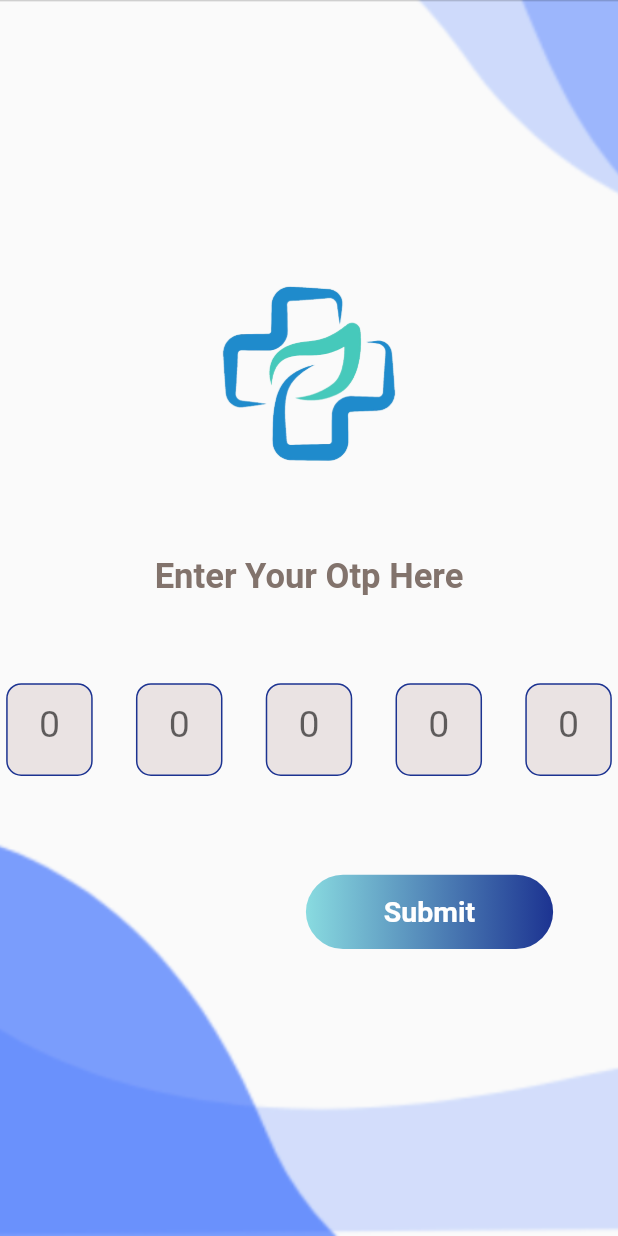
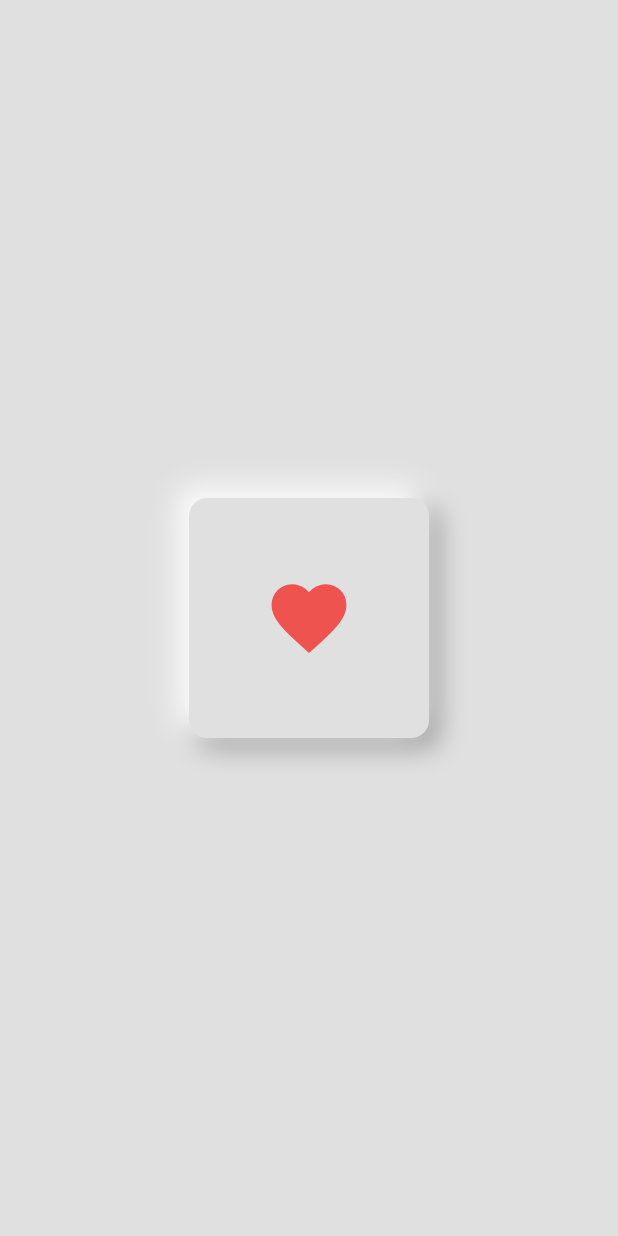
Before and after one commit to bhargav-dobariya/Flutter-Training2, a Flutter app: the screen it shows after launch, on a phone screen of 412 x 824 dp. Run offline on Flutter 3.47's test engine with Material 2 defaults, Android fonts, the phone set to English and light mode, and no system bars.

Commit message:
created Neo_Button

```diff
--- a/lib/Screens/home_screen.dart
+++ /dev/null
@@ -1,265 +0,0 @@
-import 'package:flutter/material.dart';
-import 'package:flutter/services.dart';
-import 'package:google_login_app/Resources/app_asset.dart';
-import 'package:google_login_app/Resources/string_asset.dart';
-
-class OtpVerificationScreen extends StatefulWidget {
-  const OtpVerificationScreen({Key? key}) : super(key: key);
-
-  @override
-  State<OtpVerificationScreen> createState() => _OtpVerificationScreenState();
-}
-
-class _OtpVerificationScreenState extends State<OtpVerificationScreen> {
-  final TextEditingController _pin1 = TextEditingController();
-  final TextEditingController _pin2 = TextEditingController();
-  final TextEditingController _pin3 = TextEditingController();
-  final TextEditingController _pin4 = TextEditingController();
-
-  late double _deviceHeight;
-  late double _deviceWidth;
-  late String token;
-
-  @override
-  void initState() {
-    // TODO: implement initState
-    super.initState();
-  }
-
-  @override
-  Widget build(BuildContext context) {
-    _deviceHeight = MediaQuery.of(context).size.height;
-
-    _deviceWidth = MediaQuery.of(context).size.width;
-    return Scaffold(
-      body: SingleChildScrollView(
-        child: Stack(
-          children: [
-            _bgUi(),
-            Column(
-              mainAxisAlignment: MainAxisAlignment.start,
-              children: [
-                _logoUi(),
-                _textHeading(),
-                _otpField(),
-
-                //resend OTP butoon
-                InkWell(
-                  hoverColor: AppColor.drawerColor,
-                  child: Container(
-                    margin: EdgeInsets.only(
-                        left: _deviceWidth * 0.39, top: _deviceHeight * 0.08),
-                    width: _deviceWidth * 0.4,
-                    height: _deviceHeight * 0.06,
-                    decoration: BoxDecoration(
-                        gradient: LinearGradient(
-                          colors: [
-                            AppColor.cyanColor,
-                            AppColor.blueColor,
-                          ],
-                        ),
-                        borderRadius:
-                            const BorderRadius.all(Radius.circular(50))),
-                    alignment: Alignment.center,
-                    child: Text(
-                      AppString.txtSubmit,
-                      style: TextStyle(
-                        fontSize: 19,
-                        color: AppColor.whitecolor,
-                        fontWeight: FontWeight.w700,
-                      ),
-                    ),
-                  ),
-                )
-              ],
-            ),
-          ],
-        ),
-      ),
-    );
-  }
-
-  Container _textHeading() {
-    return Container(
-        margin: EdgeInsets.only(
-            top: _deviceHeight * 0.05, bottom: _deviceHeight * 0.07),
-        child: Text(
-          AppString.txtEnterYourOtpHere,
-          style: TextStyle(
-              color: AppColor.drawerColor,
-              fontSize: _deviceHeight * 0.028,
-              fontWeight: FontWeight.w600),
-        ));
-  }
-
-  Widget _logoUi() {
-    return Container(
-      margin: EdgeInsets.only(top: _deviceHeight * 0.2),
-      child: Image.asset(
-        "assets/Logo3.png",
-        height: _deviceHeight * 0.2,
-      ),
-    );
-  }
-
-  Widget _bgUi() {
-    return SizedBox(
-      height: _deviceHeight,
-      width: _deviceWidth,
-      child: Image.asset(
-        "assets/bg_image.png",
-        fit: BoxFit.fitHeight,
-      ),
-    );
-  }
-
-  Widget _otpField() {
-    return Form(
-      child: Container(
-        margin: EdgeInsets.symmetric(horizontal: _deviceWidth * 0.01),
-        child: Row(
-          mainAxisAlignment: MainAxisAlignment.spaceBetween,
-          children: [
-            Container(
-              decoration: BoxDecoration(
-                  color: AppColor.lightgreycolor2,
-                  border: Border.all(
-                    color: AppColor.blueColor,
-                  ),
-                  borderRadius: const BorderRadius.all(Radius.circular(10))),
-              height: _deviceHeight * 0.075,
-              width: _deviceWidth * 0.14,
-              child: TextFormField(
-                controller: _pin1,
-                onChanged: (value) {
-                  if (value.length == 1) {
-                    FocusScope.of(context).nextFocus();
-                  }
-                },
-                style: const TextStyle(fontSize: 25),
-                decoration: const InputDecoration(
-                  border: InputBorder.none,
-                  hintText: "0",
-                ),
-                keyboardType: TextInputType.number,
-                textAlign: TextAlign.center,
-                inputFormatters: [
-                  LengthLimitingTextInputFormatter(1),
-                  FilteringTextInputFormatter.digitsOnly
-                ],
-              ),
-            ),
-            Container(
-              decoration: BoxDecoration(
-                  color: AppColor.lightgreycolor2,
-                  border: Border.all(
-                    color: AppColor.blueColor,
-                  ),
-                  borderRadius: const BorderRadius.all(Radius.circular(10))),
-              height: _deviceHeight * 0.075,
-              width: _deviceWidth * 0.14,
-              child: TextFormField(
-                controller: _pin1,
-                onChanged: (value) {
-                  if (value.length == 1) {
-                    FocusScope.of(context).nextFocus();
-                  }
-                },
-                style: const TextStyle(fontSize: 25),
-                decoration: const InputDecoration(
-                    border: InputBorder.none, hintText: "0"),
-                keyboardType: TextInputType.number,
-                textAlign: TextAlign.center,
-                inputFormatters: [
-                  LengthLimitingTextInputFormatter(1),
-                  FilteringTextInputFormatter.digitsOnly
-                ],
-              ),
-            ),
-            Container(
-              decoration: BoxDecoration(
-                  color: AppColor.lightgreycolor2,
-                  border: Border.all(
-                    color: AppColor.blueColor,
-                  ),
-                  borderRadius: const BorderRadius.all(Radius.circular(10))),
-              height: _deviceHeight * 0.075,
-              width: _deviceWidth * 0.14,
-              child: TextFormField(
-                controller: _pin2,
-                onChanged: (value) {
-                  if (value.length == 1) {
-                    FocusScope.of(context).nextFocus();
-                  }
-                },
-                style: const TextStyle(fontSize: 25),
-                decoration: const InputDecoration(
-                    border: InputBorder.none, hintText: "0"),
-                keyboardType: TextInputType.number,
-                textAlign: TextAlign.center,
-                inputFormatters: [
-                  LengthLimitingTextInputFormatter(1),
-                  FilteringTextInputFormatter.digitsOnly
-                ],
-              ),
-            ),
-            Container(
-              decoration: BoxDecoration(
-                  color: AppColor.lightgreycolor2,
-                  border: Border.all(
-                    color: AppColor.blueColor,
-                  ),
-                  borderRadius: const BorderRadius.all(Radius.circular(10))),
-              height: _deviceHeight * 0.075,
-              width: _deviceWidth * 0.14,
-              child: TextFormField(
-                controller: _pin3,
-                onChanged: (value) {
-                  if (value.length == 1) {
-                    FocusScope.of(context).nextFocus();
-                  }
-                },
-                style: const TextStyle(fontSize: 25),
-                decoration: const InputDecoration(
-                    border: InputBorder.none, hintText: "0"),
-                keyboardType: TextInputType.number,
-                textAlign: TextAlign.center,
-                inputFormatters: [
-                  LengthLimitingTextInputFormatter(1),
-                  FilteringTextInputFormatter.digitsOnly
-                ],
-              ),
-            ),
-            Container(
-              decoration: BoxDecoration(
-                  color: AppColor.lightgreycolor2,
-                  border: Border.all(
-                    color: AppColor.blueColor,
-                  ),
-                  borderRadius: const BorderRadius.all(Radius.circular(10))),
-              height: _deviceHeight * 0.075,
-              width: _deviceWidth * 0.14,
-              child: TextFormField(
-                controller: _pin4,
-                onChanged: (value) {
-                  if (value.length == 1) {
-                    FocusScope.of(context).nextFocus();
-                  }
-                },
-                style: const TextStyle(fontSize: 25),
-                decoration: const InputDecoration(
-                    border: InputBorder.none, hintText: "0"),
-                keyboardType: TextInputType.number,
-                textAlign: TextAlign.center,
-                inputFormatters: [
-                  LengthLimitingTextInputFormatter(1),
-                  FilteringTextInputFormatter.digitsOnly
-                ],
-              ),
-            ),
-          ],
-        ),
-      ),
-    );
-  }
-}
--- a/lib/main.dart
+++ b/lib/main.dart
@@ -1,6 +1,5 @@
 import 'package:flutter/material.dart';
-
-import 'Screens/home_screen.dart';
+import 'package:google_login_app/screens/home_page.dart';
 
 void main() {
   runApp(MyApp());
@@ -9,7 +8,6 @@ void main() {
 class MyApp extends StatelessWidget {
   @override
   Widget build(BuildContext context) {
-    return const MaterialApp(
-        debugShowCheckedModeBanner: false, home: OtpVerificationScreen());
+    return MaterialApp(debugShowCheckedModeBanner: false, home: HomePage());
   }
 }
--- /dev/null
+++ b/lib/screens/NeoButton.dart
@@ -0,0 +1,69 @@
+import 'package:flutter/material.dart';
+
+class NeuButton extends StatefulWidget {
+  final onTap;
+  bool isButtonPressed;
+
+  NeuButton({Key? key, @required this.onTap, required this.isButtonPressed})
+      : super(key: key);
+
+  @override
+  State<NeuButton> createState() => _NeuButtonState();
+}
+
+class _NeuButtonState extends State<NeuButton> {
+  late double _deviceHeight;
+  late double _deviceWidth;
+
+  @override
+  void initState() {
+    // TODO: implement initState
+    super.initState();
+  }
+
+  @override
+  Widget build(BuildContext context) {
+    _deviceHeight = MediaQuery.of(context).size.height;
+
+    _deviceWidth = MediaQuery.of(context).size.width;
+    return GestureDetector(
+      onTap: widget.onTap,
+      child: AnimatedContainer(
+        duration: const Duration(milliseconds: 200),
+        height: 160,
+        width: 160,
+        decoration: BoxDecoration(
+          color: Colors.grey[300],
+          borderRadius: BorderRadius.circular(12),
+          border: Border.all(
+              color: widget.isButtonPressed
+                  ? Colors.grey.shade200
+                  : Colors.grey.shade300),
+          boxShadow: widget.isButtonPressed
+              ? []
+              : [
+                  //darker shadow on bottom right
+                  BoxShadow(
+                    color: Colors.grey.shade500,
+                    offset: const Offset(6, 6),
+                    blurRadius: 14,
+                    spreadRadius: 1,
+                  ),
+                  //lighter shadow on top left
+                  const BoxShadow(
+                    color: Colors.white,
+                    offset: Offset(-6, -6),
+                    blurRadius: 15,
+                    spreadRadius: 1,
+                  )
+                ],
+        ),
+        child: Icon(
+          Icons.favorite,
+          size: 60,
+          color: widget.isButtonPressed ? Colors.red[200] : Colors.red[400],
+        ),
+      ),
+    );
+  }
+}
--- /dev/null
+++ b/lib/screens/home_page.dart
@@ -0,0 +1,36 @@
+import 'package:flutter/material.dart';
+import 'package:google_login_app/screens/NeoButton.dart';
+
+class HomePage extends StatefulWidget {
+  const HomePage({Key? key}) : super(key: key);
+
+  @override
+  State<HomePage> createState() => _HomePageState();
+}
+
+class _HomePageState extends State<HomePage> {
+  bool isButtonPressed = false;
+  void buttonPressed() {
+    setState(() {
+      if (isButtonPressed == false) {
+        isButtonPressed = true;
+      } else if (isButtonPressed == true) {
+        print("else if pressed");
+        isButtonPressed = false;
+      }
+    });
+  }
+
+  @override
+  Widget build(BuildContext context) {
+    return Scaffold(
+      backgroundColor: Colors.grey[300],
+      body: Center(
+        child: NeuButton(
+          onTap: buttonPressed,
+          isButtonPressed: isButtonPressed,
+        ),
+      ),
+    );
+  }
+}
```
